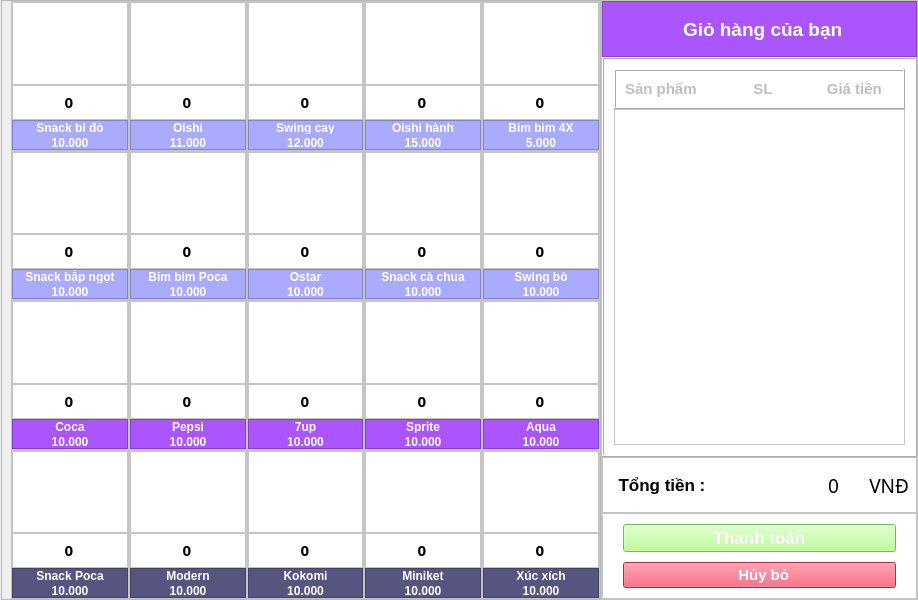
The window that gui.ui (DantNg/Vending_Machine) describes before a commit, drawn with Qt 5.
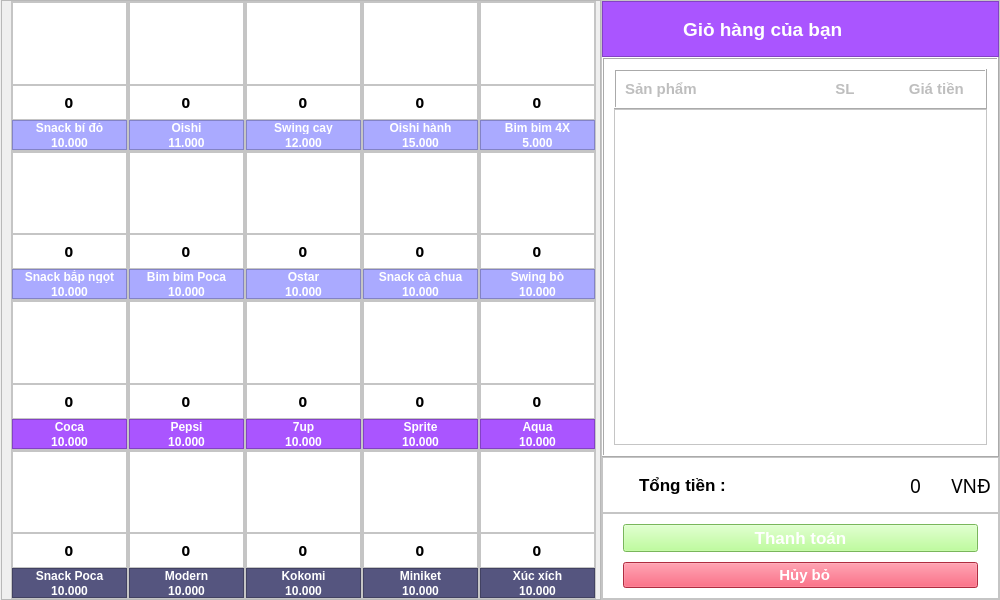
The same window after the commit. Icons and pictures are not drawn.

Patch:
```diff
--- a/gui.ui
+++ b/gui.ui
@@ -2,18 +2,30 @@
 <ui version="4.0">
  <class>MainWindow</class>
  <widget class="QMainWindow" name="MainWindow">
+  <property name="windowModality">
+   <enum>Qt::WindowModal</enum>
+  </property>
+  <property name="enabled">
+   <bool>true</bool>
+  </property>
   <property name="geometry">
    <rect>
     <x>0</x>
     <y>0</y>
-    <width>918</width>
+    <width>1000</width>
     <height>600</height>
    </rect>
   </property>
+  <property name="sizePolicy">
+   <sizepolicy hsizetype="Preferred" vsizetype="Preferred">
+    <horstretch>0</horstretch>
+    <verstretch>0</verstretch>
+   </sizepolicy>
+  </property>
   <property name="maximumSize">
    <size>
-    <width>1280</width>
-    <height>625</height>
+    <width>1000</width>
+    <height>600</height>
    </size>
   </property>
   <property name="windowTitle">
@@ -123,8 +135,8 @@
             <widget class="QFrame" name="itemFrame_9">
              <property name="maximumSize">
               <size>
-               <width>157</width>
-               <height>182</height>
+               <width>117</width>
+               <height>150</height>
               </size>
              </property>
              <property name="styleSheet">
@@ -380,8 +392,8 @@
             <widget class="QFrame" name="itemFrame_7">
              <property name="maximumSize">
               <size>
-               <width>157</width>
-               <height>182</height>
+               <width>117</width>
+               <height>150</height>
               </size>
              </property>
              <property name="styleSheet">
@@ -637,8 +649,8 @@
             <widget class="QFrame" name="itemFrame_5">
              <property name="maximumSize">
               <size>
-               <width>157</width>
-               <height>182</height>
+               <width>117</width>
+               <height>150</height>
               </size>
              </property>
              <property name="styleSheet">
@@ -894,8 +906,8 @@
             <widget class="QFrame" name="itemFrame_18">
              <property name="maximumSize">
               <size>
-               <width>157</width>
-               <height>182</height>
+               <width>117</width>
+               <height>150</height>
               </size>
              </property>
              <property name="styleSheet">
@@ -1151,8 +1163,8 @@
             <widget class="QFrame" name="itemFrame_16">
              <property name="maximumSize">
               <size>
-               <width>157</width>
-               <height>182</height>
+               <width>117</width>
+               <height>150</height>
               </size>
              </property>
              <property name="styleSheet">
@@ -1409,8 +1421,8 @@
             <widget class="QFrame" name="itemFrame_3">
              <property name="maximumSize">
               <size>
-               <width>157</width>
-               <height>182</height>
+               <width>117</width>
+               <height>150</height>
               </size>
              </property>
              <property name="styleSheet">
@@ -1666,8 +1678,8 @@
             <widget class="QFrame" name="itemFrame_11">
              <property name="maximumSize">
               <size>
-               <width>157</width>
-               <height>182</height>
+               <width>117</width>
+               <height>150</height>
               </size>
              </property>
              <property name="styleSheet">
@@ -1923,8 +1935,8 @@
             <widget class="QFrame" name="itemFrame_2">
              <property name="maximumSize">
               <size>
-               <width>157</width>
-               <height>182</height>
+               <width>117</width>
+               <height>150</height>
               </size>
              </property>
              <property name="styleSheet">
@@ -2183,8 +2195,8 @@
             <widget class="QFrame" name="itemFrame_14">
              <property name="maximumSize">
               <size>
-               <width>157</width>
-               <height>182</height>
+               <width>117</width>
+               <height>150</height>
               </size>
              </property>
              <property name="styleSheet">
@@ -2440,8 +2452,8 @@
             <widget class="QFrame" name="itemFrame_20">
              <property name="maximumSize">
               <size>
-               <width>157</width>
-               <height>182</height>
+               <width>117</width>
+               <height>150</height>
               </size>
              </property>
              <property name="styleSheet">
@@ -2700,8 +2712,8 @@
             <widget class="QFrame" name="itemFrame_4">
              <property name="maximumSize">
               <size>
-               <width>157</width>
-               <height>182</height>
+               <width>117</width>
+               <height>150</height>
               </size>
              </property>
              <property name="styleSheet">
@@ -2957,8 +2969,8 @@
             <widget class="QFrame" name="itemFrame_12">
              <property name="maximumSize">
               <size>
-               <width>157</width>
-               <height>182</height>
+               <width>117</width>
+               <height>150</height>
               </size>
              </property>
              <property name="styleSheet">
@@ -3214,8 +3226,8 @@
             <widget class="QFrame" name="itemFrame_6">
              <property name="maximumSize">
               <size>
-               <width>157</width>
-               <height>182</height>
+               <width>117</width>
+               <height>150</height>
               </size>
              </property>
              <property name="styleSheet">
@@ -3471,8 +3483,8 @@
             <widget class="QFrame" name="itemFrame_15">
              <property name="maximumSize">
               <size>
-               <width>157</width>
-               <height>182</height>
+               <width>117</width>
+               <height>150</height>
               </size>
              </property>
              <property name="styleSheet">
@@ -3732,6 +3744,12 @@
                <verstretch>0</verstretch>
               </sizepolicy>
              </property>
+             <property name="maximumSize">
+              <size>
+               <width>117</width>
+               <height>150</height>
+              </size>
+             </property>
              <property name="styleSheet">
               <string notr="true">background-color: rgb(255, 255, 255);</string>
              </property>
@@ -3991,8 +4009,8 @@
             <widget class="QFrame" name="itemFrame_17">
              <property name="maximumSize">
               <size>
-               <width>157</width>
-               <height>182</height>
+               <width>117</width>
+               <height>150</height>
               </size>
              </property>
              <property name="styleSheet">
@@ -4248,8 +4266,8 @@
             <widget class="QFrame" name="itemFrame_8">
              <property name="maximumSize">
               <size>
-               <width>157</width>
-               <height>182</height>
+               <width>117</width>
+               <height>150</height>
               </size>
              </property>
              <property name="styleSheet">
@@ -4505,8 +4523,8 @@
             <widget class="QFrame" name="itemFrame_13">
              <property name="maximumSize">
               <size>
-               <width>157</width>
-               <height>182</height>
+               <width>117</width>
+               <height>150</height>
               </size>
              </property>
              <property name="styleSheet">
@@ -4762,8 +4780,8 @@
             <widget class="QFrame" name="itemFrame_10">
              <property name="maximumSize">
               <size>
-               <width>157</width>
-               <height>182</height>
+               <width>117</width>
+               <height>150</height>
               </size>
              </property>
              <property name="styleSheet">
@@ -5019,8 +5037,8 @@
             <widget class="QFrame" name="itemFrame_19">
              <property name="maximumSize">
               <size>
-               <width>157</width>
-               <height>182</height>
+               <width>117</width>
+               <height>150</height>
               </size>
              </property>
              <property name="styleSheet">
@@ -5298,7 +5316,7 @@
         <rect>
          <x>0</x>
          <y>0</y>
-         <width>315</width>
+         <width>397</width>
          <height>598</height>
         </rect>
        </property>
```
Left out of the diff: 6 changed lines with no effect on the pictures.
